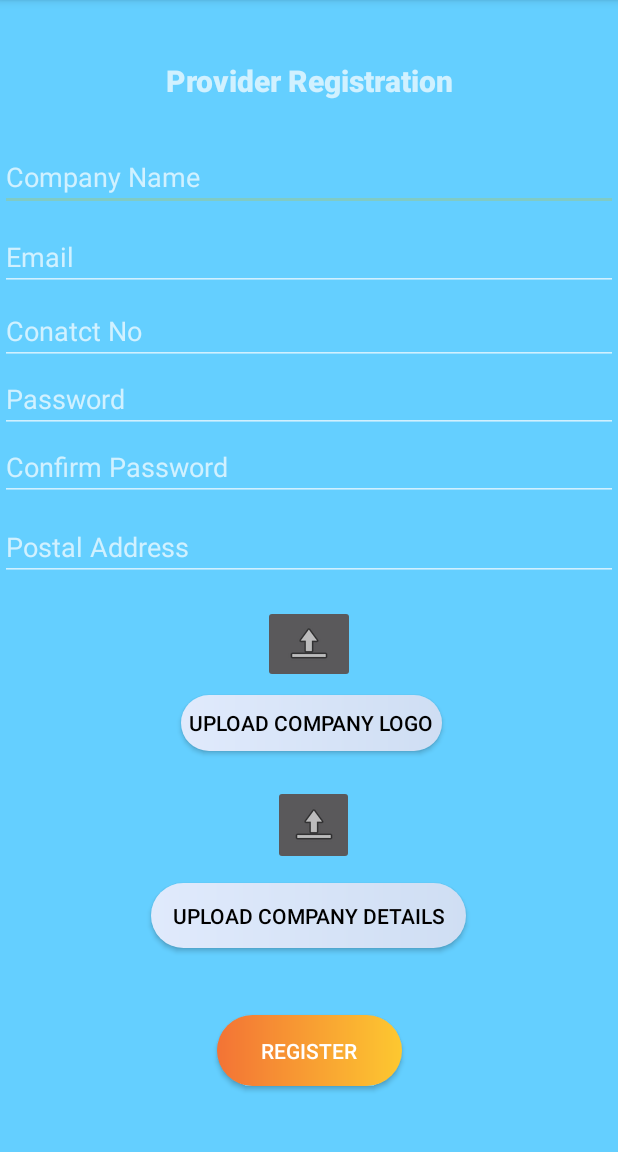
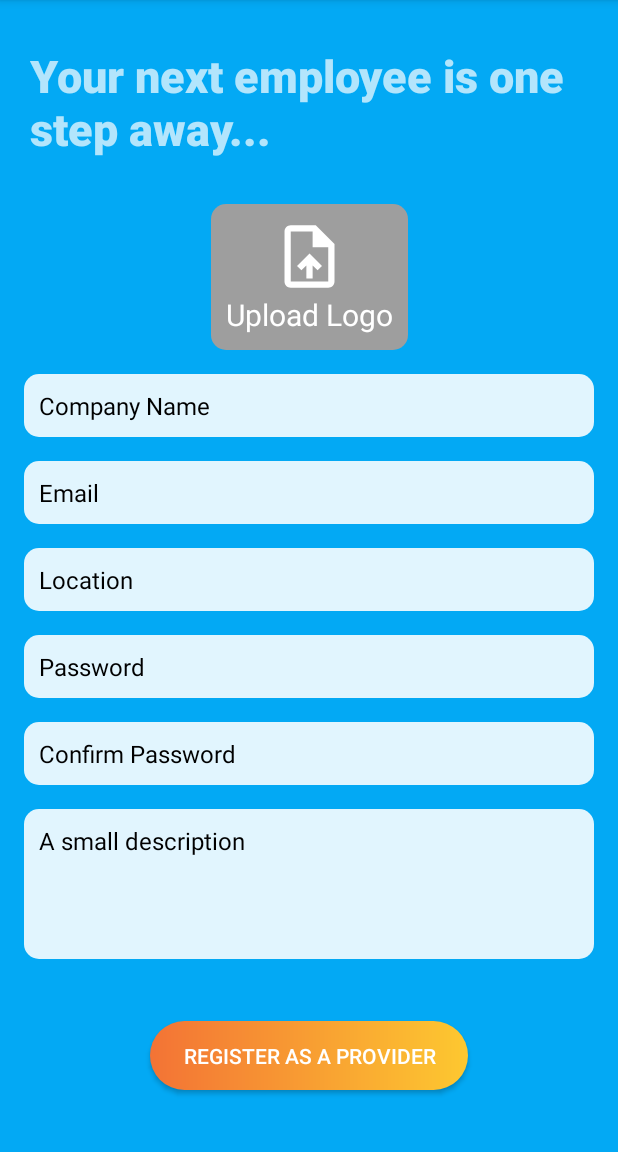
Before and after one commit to AnjanaDinuwan/JOBSSearch, an Android app: the provider_registration screen opened directly, with no data from a screen before it, on a phone screen of 412 x 824 dp, the part 84-1236 px from its top. Run offline under Robolectric (Android 15) with nearby library versions, the phone set to English and light mode, and no system bars.

Commit message:
Change provider_registration

```diff
--- /dev/null
+++ b/app/src/main/res/drawable/baseline_upload_file_24.xml
@@ -0,0 +1,5 @@
+<vector android:height="24dp" android:tint="#000000"
+    android:viewportHeight="24" android:viewportWidth="24"
+    android:width="24dp" xmlns:android="http://schemas.android.com/apk/res/android">
+    <path android:fillColor="@android:color/white" android:pathData="M14,2L6,2c-1.1,0 -1.99,0.9 -1.99,2L4,20c0,1.1 0.89,2 1.99,2L18,22c1.1,0 2,-0.9 2,-2L20,8l-6,-6zM18,20L6,20L6,4h7v5h5v11zM8,15.01l1.41,1.41L11,14.84L11,19h2v-4.16l1.59,1.59L16,15.01 12.01,11z"/>
+</vector>
--- a/app/src/main/res/layout/activity_provider_registration.xml
+++ b/app/src/main/res/layout/activity_provider_registration.xml
@@ -4,43 +4,81 @@
     xmlns:tools="http://schemas.android.com/tools"
     android:layout_width="match_parent"
     android:layout_height="match_parent"
-    android:background="#64CFFF"
-    android:backgroundTint="#64CFFF"
+    android:background="@color/light_blue_500"
     tools:context=".provider_registration">
 
     <TextView
-        android:id="@+id/textView3"
-        android:layout_width="wrap_content"
-        android:layout_height="35dp"
-        android:layout_marginTop="40dp"
+        android:id="@+id/textView1"
+        android:layout_width="match_parent"
+        android:layout_height="wrap_content"
+        android:layout_marginTop="10dp"
         android:breakStrategy="high_quality"
-        android:capitalize="none"
         android:fontFamily="sans-serif-black"
-        android:text="Provider Registration"
-        android:textSize="20sp"
+        android:padding="20dp"
+        android:text="Your next employee is one step away..."
+        android:textSize="30dp"
         app:layout_constraintEnd_toEndOf="parent"
         app:layout_constraintStart_toStartOf="parent"
         app:layout_constraintTop_toTopOf="parent" />
 
+    <LinearLayout
+        android:id="@+id/btn_upload"
+        android:layout_width="wrap_content"
+        android:layout_height="wrap_content"
+        android:layout_marginTop="10dp"
+        android:layout_marginHorizontal="3dp"
+        android:background="@drawable/rounded_corner_rectangle"
+        android:backgroundTint="#9E9E9E"
+        android:gravity="center_horizontal"
+        android:orientation="vertical"
+        android:padding="10dp"
+        app:layout_constraintEnd_toEndOf="parent"
+        app:layout_constraintStart_toStartOf="parent"
+        app:layout_constraintTop_toBottomOf="@+id/textView1">
+
+        <ImageView
+            android:id="@+id/imageView8"
+            android:layout_width="50dp"
+            android:layout_height="50dp"
+            android:src="@drawable/baseline_upload_file_24"
+            app:tint="@color/white" />
+
+        <TextView
+            android:layout_width="wrap_content"
+            android:layout_height="wrap_content"
+            android:text="Upload Logo"
+            android:textAlignment="center"
+            android:textSize="20dp"
+            android:textColor="@color/white" />
+    </LinearLayout>
+
+
+
     <EditText
         android:id="@+id/editTextTextPersonName"
-        android:layout_width="0dp"
-        android:layout_height="45dp"
-        android:layout_marginTop="20dp"
-        android:ems="10"
+        android:layout_width="match_parent"
+        android:layout_height="wrap_content"
+        android:background="@drawable/rounded_corner_rectangle"
+        android:backgroundTint="@color/light_blue_50"
+        android:textSize="16sp"
+        android:padding="10dp"
+        android:textColorHint="@color/black"
+        android:layout_margin="16dp"
         android:hint="Company Name"
-        android:inputType="textPersonName"
         app:layout_constraintEnd_toEndOf="parent"
         app:layout_constraintStart_toStartOf="parent"
-        app:layout_constraintTop_toBottomOf="@+id/textView3"
-        tools:ignore="MissingConstraints" />
+        app:layout_constraintTop_toBottomOf="@+id/btn_upload"/>
 
     <EditText
         android:id="@+id/editTextTextEmailAddress"
-        android:layout_width="0dp"
-        android:layout_height="45dp"
-        android:layout_marginTop="8dp"
-        android:ems="10"
+        android:layout_width="match_parent"
+        android:layout_height="wrap_content"
+        android:background="@drawable/rounded_corner_rectangle"
+        android:backgroundTint="@color/light_blue_50"
+        android:textSize="16sp"
+        android:padding="10dp"
+        android:textColorHint="@color/black"
+        android:layout_margin="16dp"
         android:hint="Email"
         android:inputType="textEmailAddress"
         app:layout_constraintEnd_toEndOf="parent"
@@ -49,20 +87,30 @@
 
     <EditText
         android:id="@+id/editTextPhone3"
-        android:layout_width="0dp"
-        android:layout_height="45dp"
-        android:layout_marginTop="4dp"
-        android:ems="10"
-        android:hint="Conatct No"
-        android:inputType="phone"
+        android:layout_width="match_parent"
+        android:layout_height="wrap_content"
+        android:background="@drawable/rounded_corner_rectangle"
+        android:backgroundTint="@color/light_blue_50"
+        android:textSize="16sp"
+        android:padding="10dp"
+        android:textColorHint="@color/black"
+        android:layout_margin="16dp"
+        android:hint="Location"
+        android:inputType="textPostalAddress"
         app:layout_constraintEnd_toEndOf="parent"
         app:layout_constraintStart_toStartOf="parent"
         app:layout_constraintTop_toBottomOf="@+id/editTextTextEmailAddress" />
 
     <EditText
         android:id="@+id/editTextTextPassword"
-        android:layout_width="0dp"
-        android:layout_height="45dp"
+        android:layout_width="match_parent"
+        android:layout_height="wrap_content"
+        android:background="@drawable/rounded_corner_rectangle"
+        android:backgroundTint="@color/light_blue_50"
+        android:textSize="16sp"
+        android:padding="10dp"
+        android:textColorHint="@color/black"
+        android:layout_margin="16dp"
         android:ems="10"
         android:hint="Password"
         android:inputType="textPassword"
@@ -72,8 +120,14 @@
 
     <EditText
         android:id="@+id/editTextTextPersonName2"
-        android:layout_width="0dp"
-        android:layout_height="45dp"
+        android:layout_width="match_parent"
+        android:layout_height="wrap_content"
+        android:background="@drawable/rounded_corner_rectangle"
+        android:backgroundTint="@color/light_blue_50"
+        android:textSize="16sp"
+        android:padding="10dp"
+        android:textColorHint="@color/black"
+        android:layout_margin="16dp"
         android:ems="10"
         android:hint="Confirm Password"
         android:inputType="textPersonName"
@@ -83,72 +137,32 @@
 
     <EditText
         android:id="@+id/editTextTextPostalAddress"
-        android:layout_width="0dp"
-        android:layout_height="45dp"
-        android:layout_marginTop="8dp"
+        android:layout_width="match_parent"
+        android:layout_height="100dp"
+        android:background="@drawable/rounded_corner_rectangle"
+        android:backgroundTint="@color/light_blue_50"
+        android:textSize="16sp"
+        android:padding="10dp"
+        android:textColorHint="@color/black"
+        android:layout_margin="16dp"
         android:ems="10"
-        android:hint="Postal Address"
-        android:inputType="textPostalAddress"
+        android:hint="A small description"
+        android:gravity="top"
+        android:inputType="textImeMultiLine"
         app:layout_constraintEnd_toEndOf="parent"
         app:layout_constraintStart_toStartOf="parent"
         app:layout_constraintTop_toBottomOf="@+id/editTextTextPersonName2" />
 
-    <ImageButton
-        android:id="@+id/imageButton"
-        android:layout_width="54dp"
-        android:layout_height="53dp"
-        android:layout_marginTop="136dp"
-        app:layout_constraintEnd_toEndOf="parent"
-        app:layout_constraintHorizontal_bias="0.509"
-        app:layout_constraintStart_toStartOf="parent"
-        app:layout_constraintTop_toBottomOf="@+id/editTextTextPostalAddress"
-        app:srcCompat="@android:drawable/ic_menu_upload" />
-
-    <Button
-        android:id="@+id/button3"
-        android:layout_width="210dp"
-        android:layout_height="43dp"
-        android:layout_marginTop="12dp"
-        android:background="@drawable/button_gradient_white"
-        android:text="Upload Company Details"
-        android:textColor="@color/black"
-        app:layout_constraintEnd_toEndOf="parent"
-        app:layout_constraintHorizontal_bias="0.497"
-        app:layout_constraintStart_toStartOf="parent"
-        app:layout_constraintTop_toBottomOf="@+id/imageButton" />
-
-    <ImageButton
-        android:id="@+id/imageButton2"
-        android:layout_width="61dp"
-        android:layout_height="52dp"
-        android:layout_marginTop="16dp"
-        app:layout_constraintEnd_toEndOf="parent"
-        app:layout_constraintStart_toStartOf="parent"
-        app:layout_constraintTop_toBottomOf="@+id/editTextTextPostalAddress"
-        app:srcCompat="@android:drawable/ic_menu_upload" />
-
-    <Button
-        android:id="@+id/button4"
-        android:layout_width="174dp"
-        android:layout_height="37dp"
-        android:layout_marginTop="8dp"
-        android:background="@drawable/button_gradient_white"
-        android:text="Upload Company Logo"
-        android:textColor="@color/black"
-        app:layout_constraintEnd_toEndOf="parent"
-        app:layout_constraintHorizontal_bias="0.506"
-        app:layout_constraintStart_toStartOf="parent"
-        app:layout_constraintTop_toBottomOf="@+id/imageButton2" />
 
     <Button
         android:id="@+id/button5"
-        android:layout_width="123dp"
-        android:layout_height="47dp"
+        android:layout_width="212dp"
+        android:layout_height="46dp"
         android:background="@drawable/button_gradient"
-        android:text="Register"
+        android:text="Register as a provider"
         app:layout_constraintBottom_toBottomOf="parent"
         app:layout_constraintEnd_toEndOf="parent"
         app:layout_constraintStart_toStartOf="parent"
-        app:layout_constraintTop_toBottomOf="@+id/button3" />
+        app:layout_constraintTop_toBottomOf="@+id/editTextTextPostalAddress" />
 
 </androidx.constraintlayout.widget.ConstraintLayout>
```
